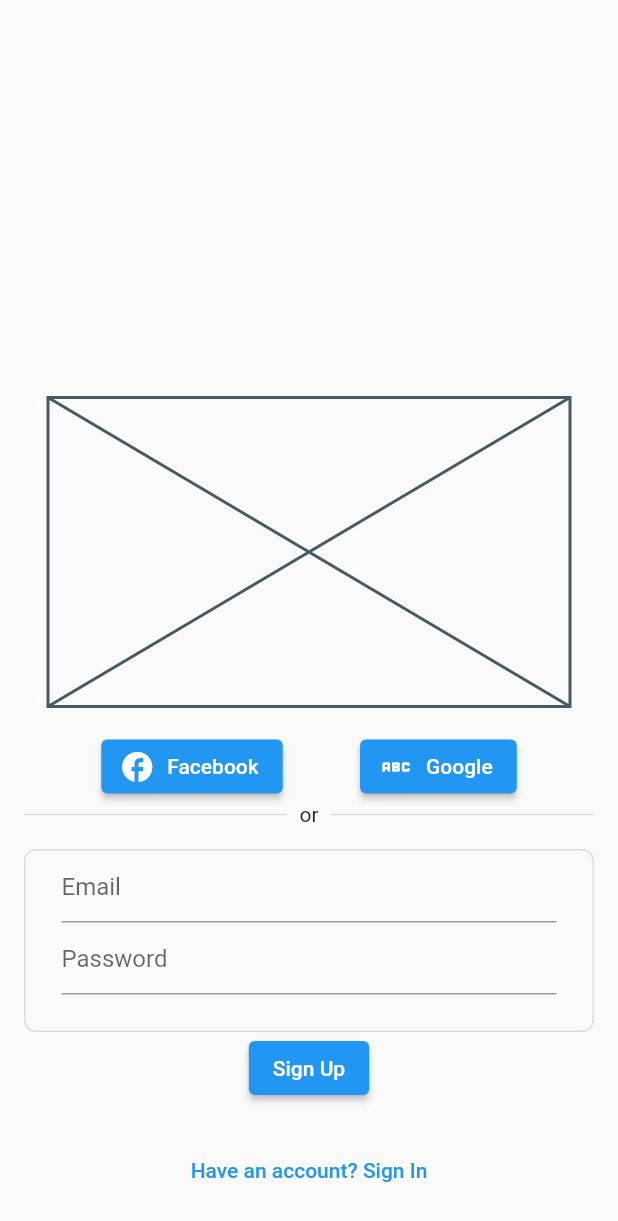
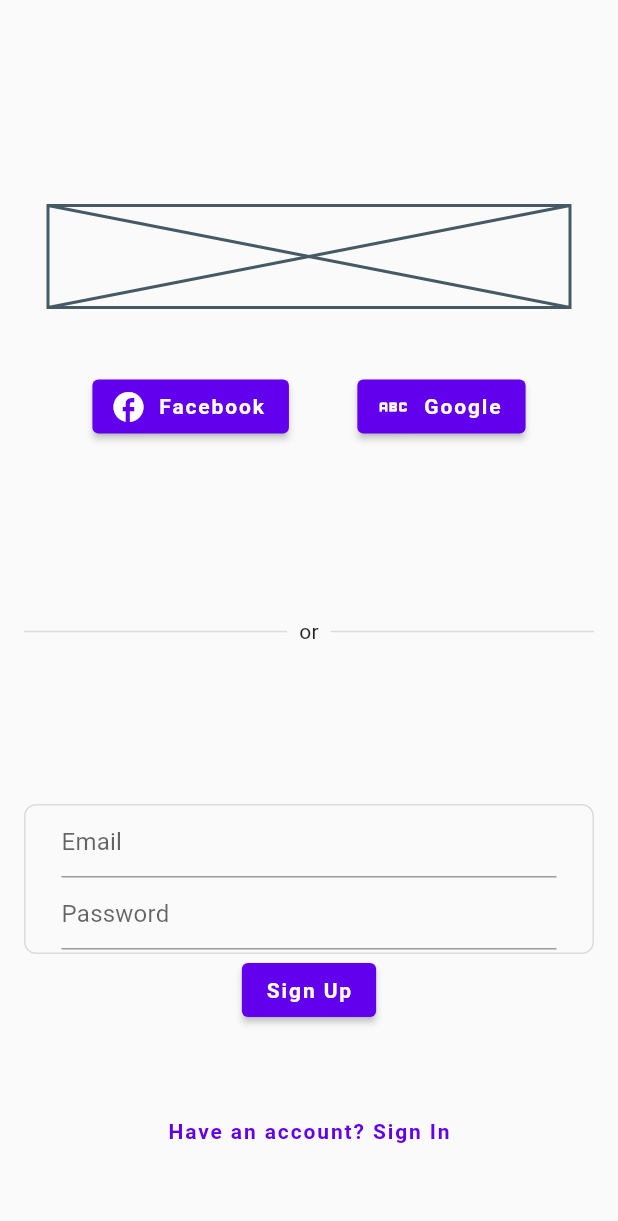
Before and after one commit to DiemUyen/CSC13118_LetTutor, a Flutter app: the SignUpForm widget shown alone on an empty page, opened directly, on a phone screen of 412 x 824 dp. Shown: the top 1221 px of the screen. Run offline on Flutter 3.47's test engine with Material 2 defaults, Android fonts, the phone set to English and light mode, and no system bars.

Commit message:
Update font and theme

```diff
--- a/let_tutor/lib/routes/authentication/sign_up_form.dart
+++ b/let_tutor/lib/routes/authentication/sign_up_form.dart
@@ -27,10 +27,10 @@ class _SignUpFormState extends State<SignUpForm> {
               child: Column(
                 mainAxisAlignment: MainAxisAlignment.end,
                 children: [
-                  Container(
-                    child: Column(
+                  Column(
                     children: [
                       Container(
+                        height: 100,
                           padding: const EdgeInsets.all(16),
                           child: Placeholder(
                             fallbackWidth: baseLogoWidth,
@@ -38,6 +38,7 @@ class _SignUpFormState extends State<SignUpForm> {
                           )
                       ),
                       Container(
+                        height: 100,
                         child: Row(
                           mainAxisAlignment: MainAxisAlignment.spaceEvenly,
                           children: [
@@ -55,6 +56,7 @@ class _SignUpFormState extends State<SignUpForm> {
                         ),
                       ),
                       Container(
+                        height: 200,
                         child: Row(
                           children: const [
                             Expanded(child: Divider(color: Colors.black12, thickness: 1,)),
@@ -67,12 +69,11 @@ class _SignUpFormState extends State<SignUpForm> {
                       ),
                     ],
                   ),
-                  ),
                   const SizedBox(height: 15,),
-                  Container(
-                    child: Column(
+                  Column(
                     children: [
                       Container(
+                        height: 100,
                         decoration: BoxDecoration(
                           border: Border.all(width: 1, color: Colors.black12),
                           borderRadius: const BorderRadius.all(Radius.circular(8)),
@@ -101,9 +102,9 @@ class _SignUpFormState extends State<SignUpForm> {
                       )
                     ],
                   ),
-                  ),
                   const SizedBox(height: 20,),
                   Container(
+                    height: 100,
                     alignment: Alignment.center,
                     child: TextButton(
                         onPressed: () {},
--- /dev/null
+++ b/let_tutor/lib/theme/custom_text.dart
@@ -0,0 +1,69 @@
+import 'package:flutter/material.dart';
+
+class CustomText {
+  static TextTheme textTheme = const TextTheme(
+    headline1: TextStyle(
+        fontSize: 96,
+        fontWeight: FontWeight.normal,
+        letterSpacing: -1.5
+    ),
+    headline2: TextStyle(
+        fontSize: 60,
+        fontWeight: FontWeight.normal,
+        letterSpacing: -0.5
+    ),
+    headline3: TextStyle(
+        fontSize: 48,
+        fontWeight: FontWeight.normal
+    ),
+    headline4: TextStyle(
+        fontSize: 34,
+        fontWeight: FontWeight.normal,
+        letterSpacing: 0.25
+    ),
+    headline5: TextStyle(
+        fontSize: 24,
+        fontWeight: FontWeight.normal
+    ),
+    headline6: TextStyle(
+        fontSize: 20,
+        fontWeight: FontWeight.bold,
+        letterSpacing: 0.15
+    ),
+    subtitle1: TextStyle(
+        fontSize: 16,
+        fontWeight: FontWeight.normal,
+        letterSpacing: 0.15
+    ),
+    subtitle2: TextStyle(
+        fontSize: 14,
+        fontWeight: FontWeight.bold,
+        letterSpacing: 0.1
+    ),
+    bodyText1: TextStyle(
+        fontSize: 16,
+        fontWeight: FontWeight.normal,
+        letterSpacing: 0.5
+    ),
+    bodyText2: TextStyle(
+        fontSize: 14,
+        fontWeight: FontWeight.normal,
+        letterSpacing: 0.25
+    ),
+    button: TextStyle(
+        fontSize: 14,
+        fontWeight: FontWeight.bold,
+        letterSpacing: 1.25
+    ),
+    caption: TextStyle(
+        fontSize: 12,
+        fontWeight: FontWeight.normal,
+        letterSpacing: 0.4
+    ),
+    overline: TextStyle(
+        fontSize: 10,
+        fontWeight: FontWeight.normal,
+        letterSpacing: 1.5
+    ),
+  );
+}
--- /dev/null
+++ b/let_tutor/lib/theme/custom_theme.dart
@@ -0,0 +1,10 @@
+import 'package:flutter/material.dart';
+import 'package:let_tutor/theme/custom_text.dart';
+
+class CustomTheme{
+  static ThemeData lightTheme = ThemeData(
+    fontFamily: 'Roboto',
+    textTheme: CustomText.textTheme,
+    colorScheme: const ColorScheme.light()
+  );
+}
```
Also changed, not shown: let_tutor/lib/main.dart (+13 -16 lines), let_tutor/lib/widgets/bottom_nav_bar.dart (added, +25 -0 lines), let_tutor/lib/widgets/transparent_app_bar.dart (added, +27 -0 lines), let_tutor/pubspec.yaml (+12 -15 lines), let_tutor/lib/fonts/Roboto-Bold.ttf (added), let_tutor/lib/fonts/Roboto-Medium.ttf (added), let_tutor/lib/fonts/Roboto-Regular.ttf (added). Lines whose indentation alone changed are shown as unchanged.
